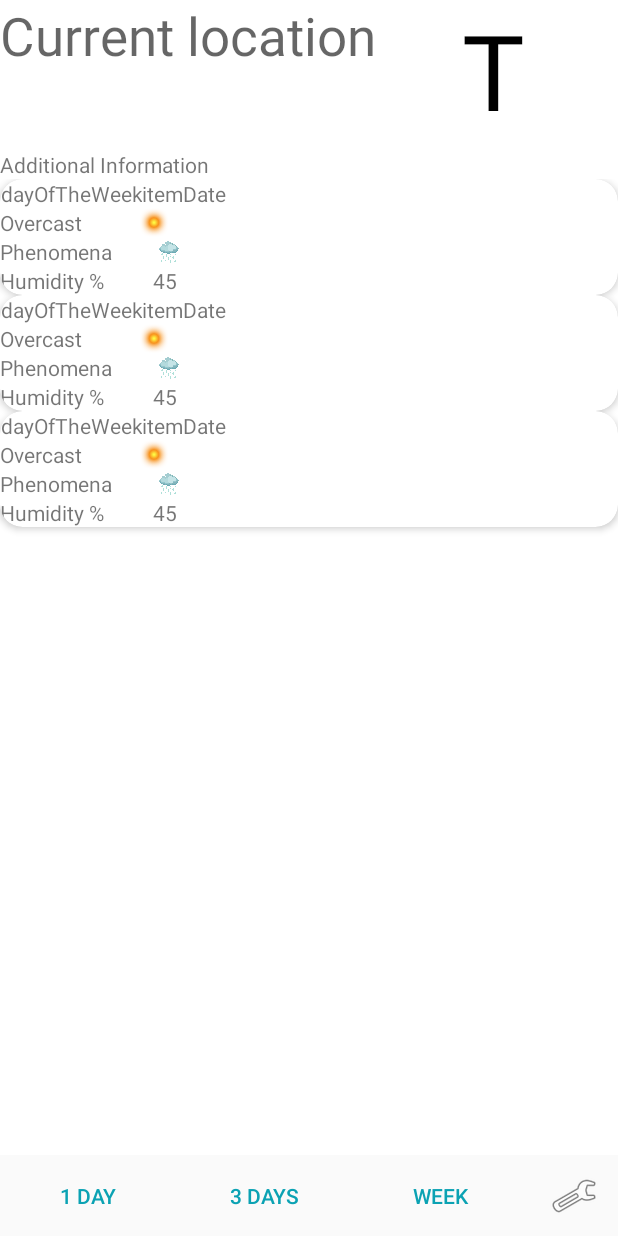
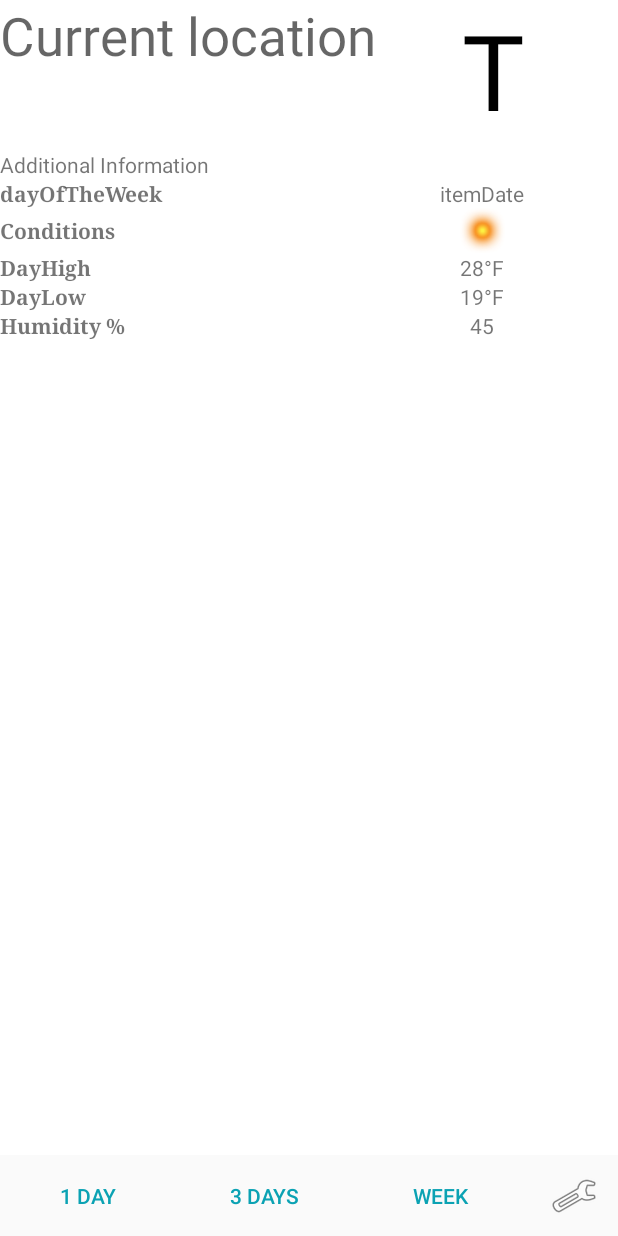
Before and after one commit to Donolaktys/AndroidBase_25.04.20, an Android app: the layout activity_main.xml on its own in the app's theme, with its tools: preview values and no code run, on a phone screen of 412 x 824 dp. Run offline under Robolectric (Android 15) with nearby library versions, the phone set to English and light mode, and no system bars.

Commit message:
Макет для item_view_day.xml_v2

```diff
--- a/app/src/main/java/ru/geekbrains/meteoapp/LocationActivity.java
+++ b/app/src/main/java/ru/geekbrains/meteoapp/LocationActivity.java
@@ -44,10 +44,10 @@ public class LocationActivity extends AppCompatActivity implements Constants {
         LinearLayoutManager layoutManager = new LinearLayoutManager(this);
         recyclerView.setLayoutManager(layoutManager);
 
-        StringArrayAdapter adapter = new StringArrayAdapter(cities, R.layout.item_cities);
+        MyAdapter adapter = new MyAdapter(cities, R.layout.item_cities);
         recyclerView.setAdapter(adapter);
 
-        adapter.SetOnItemClickListener(new StringArrayAdapter.OnItemClickListener() {
+        adapter.SetOnItemClickListener(new MyAdapter.OnItemClickListener() {
             @Override
             public void onItemClick(View view, int position) {
                 enterLocation.setText(((TextView) view).getText());
--- a/app/src/main/java/ru/geekbrains/meteoapp/MainActivity.java
+++ b/app/src/main/java/ru/geekbrains/meteoapp/MainActivity.java
@@ -45,17 +45,17 @@ public class MainActivity extends AppCompatActivity implements Constants {
         //единица измерения по умолчанию
         measure.setText(MEASUREMENT_FAHRENHEIT);
 
-        String[] cities = getResources().getStringArray(R.array.viewDay);
-
-        RecyclerView recyclerView = findViewById(R.id.mainViewDay);
-
-        recyclerView.setHasFixedSize(true);
-
-        LinearLayoutManager layoutManager = new LinearLayoutManager(this);
-        recyclerView.setLayoutManager(layoutManager);
-
-        ReViewAdapter adapter = new ReViewAdapter(cities, R.layout.item_view_day);
-        recyclerView.setAdapter(adapter);
+//        String[] cities = getResources().getStringArray(R.array.viewDay);
+//
+//        RecyclerView recyclerView = findViewById(R.id.mainViewDay);
+//
+//        recyclerView.setHasFixedSize(true);
+//
+//        LinearLayoutManager layoutManager = new LinearLayoutManager(this);
+//        recyclerView.setLayoutManager(layoutManager);
+//
+//        MyAdapter adapter = new MyAdapter(cities, R.layout.item_view_day);
+//        recyclerView.setAdapter(adapter);
 
         //обработка нажатия кнопок на первом экране
         //
--- a/app/src/main/java/ru/geekbrains/meteoapp/StringArrayAdapter.java
+++ b/app/src/main/java/ru/geekbrains/meteoapp/MyAdapter.java
@@ -7,26 +7,26 @@ import android.view.View;
 import android.view.ViewGroup;
 import android.widget.TextView;
 
-public class StringArrayAdapter extends RecyclerView.Adapter<StringArrayAdapter.ViewHolder> {
+public class MyAdapter extends RecyclerView.Adapter<MyAdapter.ViewHolder> {
     private String[] dataSource;
     private int itemLayoutID;
     private OnItemClickListener itemClickListener;
 
-    public StringArrayAdapter(String[] dataSource, int itemLayoutID){
+    public MyAdapter(String[] dataSource, int itemLayoutID){
         this.dataSource = dataSource;
         this.itemLayoutID = itemLayoutID;
     }
 
     @NonNull
     @Override
-    public StringArrayAdapter.ViewHolder onCreateViewHolder(@NonNull ViewGroup viewGroup, int i) {
+    public MyAdapter.ViewHolder onCreateViewHolder(@NonNull ViewGroup viewGroup, int i) {
         View v = LayoutInflater.from(viewGroup.getContext())
                 .inflate(itemLayoutID, viewGroup, false);
-        return new StringArrayAdapter.ViewHolder(v);
+        return new MyAdapter.ViewHolder(v);
     }
 
     @Override
-    public void onBindViewHolder(@NonNull StringArrayAdapter.ViewHolder viewHolder, int i) {
+    public void onBindViewHolder(@NonNull MyAdapter.ViewHolder viewHolder, int i) {
         viewHolder.getTextView().setText(dataSource[i]);
     }
 
--- a/app/src/main/java/ru/geekbrains/meteoapp/ReViewAdapter.java
+++ /dev/null
@@ -1,49 +0,0 @@
-package ru.geekbrains.meteoapp;
-
-import android.support.annotation.NonNull;
-import android.support.v7.widget.RecyclerView;
-import android.view.LayoutInflater;
-import android.view.View;
-import android.view.ViewGroup;
-import android.widget.TextView;
-
-public class ReViewAdapter extends RecyclerView.Adapter<ReViewAdapter.ViewHolder> {
-
-    private String[] dataSource;
-    private int itemLayoutID;
-
-    public ReViewAdapter(String[] dataSource, int itemLayoutID){
-        this.dataSource = dataSource;
-        this.itemLayoutID = itemLayoutID;
-    }
-
-    @NonNull
-    @Override
-    public ReViewAdapter.ViewHolder onCreateViewHolder(@NonNull ViewGroup viewGroup, int i) {
-        View v = LayoutInflater.from(viewGroup.getContext())
-                .inflate(itemLayoutID, viewGroup, false);
-        return new ViewHolder(v);
-    }
-
-    @Override
-    public void onBindViewHolder(@NonNull ReViewAdapter.ViewHolder viewHolder, int i) {
-        viewHolder.getTextView().setText(dataSource[i]);
-    }
-
-    @Override
-    public int getItemCount() {
-        return dataSource.length;
-    }
-
-    public class ViewHolder extends RecyclerView.ViewHolder {
-        private TextView textView;
-        public ViewHolder(@NonNull View itemView) {
-            super(itemView);
-            textView = (TextView) itemView;
-        }
-
-        public TextView getTextView() {
-            return textView;
-        }
-    }
-}
--- a/app/src/main/res/layout/item_view_day.xml
+++ b/app/src/main/res/layout/item_view_day.xml
@@ -1,93 +1,103 @@
 <?xml version="1.0" encoding="utf-8"?>
-<android.support.v7.widget.CardView xmlns:android="http://schemas.android.com/apk/res/android"
-    xmlns:app="http://schemas.android.com/apk/res-auto"
-    xmlns:tools="http://schemas.android.com/tools"
+<TableLayout xmlns:android="http://schemas.android.com/apk/res/android"
+    android:id="@+id/tableLayout1"
     android:layout_width="match_parent"
-    android:layout_height="wrap_content"
-    app:cardCornerRadius="15dp"
-    app:cardElevation="3dp">
+    android:layout_height="match_parent"
+    android:shrinkColumns="*"
+    android:stretchColumns="*">
 
-    <LinearLayout
-        android:layout_width="wrap_content"
-        android:layout_height="match_parent"
-        android:orientation="vertical">
-
-        <LinearLayout
-            android:layout_width="wrap_content"
-            android:layout_height="match_parent"
-            android:orientation="horizontal">
+    <TableRow
+        android:id="@+id/tableRow1"
+        android:layout_width="match_parent"
+        android:layout_height="wrap_content">
 
         <TextView
-                android:id="@+id/dayOfTheWeek"
-                android:layout_width="match_parent"
-                android:layout_height="match_parent"
-                android:gravity="center"
-                android:text="dayOfTheWeek" />
+            android:id="@+id/itemDayOfTheWeek"
+            android:text="dayOfTheWeek"
+            android:textStyle="bold"
+            android:typeface="serif">
+        </TextView>
 
         <TextView
             android:id="@+id/itemDate"
-                android:layout_width="match_parent"
-                android:layout_height="match_parent"
-                android:text="itemDate" />
+            android:gravity="center_horizontal"
+            android:text="itemDate">
+        </TextView>
+    </TableRow>
 
-        </LinearLayout>
-
-        <LinearLayout
+    <TableRow
+        android:id="@+id/tableRow2"
         android:layout_width="match_parent"
         android:layout_height="wrap_content"
-            android:orientation="horizontal">
+        android:gravity="center">
 
         <TextView
-                android:id="@+id/itemOvercast"
-                android:layout_width="wrap_content"
-                android:layout_height="wrap_content"
-                android:text="Overcast" />
+            android:id="@+id/itemConditions"
+            android:text="Conditions"
+            android:textStyle="bold"
+            android:typeface="serif">
+        </TextView>
 
         <ImageView
-                android:id="@+id/imageViewOvercast"
-                android:layout_width="wrap_content"
-                android:layout_height="match_parent"
-                android:layout_weight="0"
-                app:srcCompat="@drawable/sunny" />
-        </LinearLayout>
+            android:id="@+id/imageViewConditions"
+            android:src="@drawable/sunny">
+        </ImageView>
+    </TableRow>
 
-        <LinearLayout
+    <TableRow
+        android:id="@+id/tableRow3"
         android:layout_width="match_parent"
-            android:layout_height="wrap_content"
-            android:orientation="horizontal">
+        android:layout_height="wrap_content">
 
         <TextView
-                android:id="@+id/itemPhenomena"
-                android:layout_width="wrap_content"
-                android:layout_height="wrap_content"
-                android:layout_weight="0"
-                android:text="Phenomena" />
+            android:id="@+id/itemDayHigh"
+            android:text="DayHigh"
+            android:textStyle="bold"
+            android:typeface="serif">
+        </TextView>
 
-            <ImageView
-                android:id="@+id/imageViewPhenomena"
-                android:layout_width="wrap_content"
-                android:layout_height="match_parent"
-                android:layout_weight="0"
-                app:srcCompat="@drawable/rain" />
-        </LinearLayout>
+        <TextView
+            android:id="@+id/itemDayHighTemp"
+            android:gravity="center_horizontal"
+            android:text="28°F">
+        </TextView>
+    </TableRow>
 
-        <LinearLayout
+    <TableRow
+        android:id="@+id/tableRow4"
         android:layout_width="match_parent"
-            android:layout_height="wrap_content"
-            android:orientation="horizontal">
+        android:layout_height="wrap_content">
+
+        <TextView
+            android:id="@+id/itemDayLow"
+            android:text="DayLow"
+            android:textStyle="bold"
+            android:typeface="serif">
+        </TextView>
+
+        <TextView
+            android:id="@+id/itemDayHighLow"
+            android:gravity="center_horizontal"
+            android:text="19°F">
+        </TextView>
+    </TableRow>
+
+    <TableRow
+        android:id="@+id/tableRow5"
+        android:layout_width="match_parent"
+        android:layout_height="wrap_content">
 
         <TextView
             android:id="@+id/itemTextHumidity"
-                android:layout_width="wrap_content"
-                android:layout_height="match_parent"
-                android:text="Humidity %" />
+            android:text="Humidity %"
+            android:textStyle="bold"
+            android:typeface="serif">
+        </TextView>
 
         <TextView
             android:id="@+id/itemDataHumidity"
-                android:layout_width="match_parent"
-                android:layout_height="match_parent"
-                android:gravity="center"
-                android:text="45" />
-        </LinearLayout>
-    </LinearLayout>
-</android.support.v7.widget.CardView>
+            android:gravity="center_horizontal"
+            android:text="45">
+        </TextView>
+    </TableRow>
+</TableLayout>
--- a/app/src/main/res/values/view_day.xml
+++ /dev/null
@@ -1,12 +0,0 @@
-<?xml version="1.0" encoding="utf-8"?>
-<resources>
-    <string-array name="viewDay">
-        <item>Сегодня</item>>
-        <item>Завтра</item>>
-        <item>Сегодня + 2</item>>
-        <item>Сегодня + 3</item>>
-        <item>Сегодня + 4</item>>
-        <item>Сегодня + 5</item>>
-        <item>Сегодня + 6</item>>
-    </string-array>
-</resources>
```
Also changed, not shown: app/src/main/res/drawable/sunny.png. Lines whose indentation alone changed are shown as unchanged.
